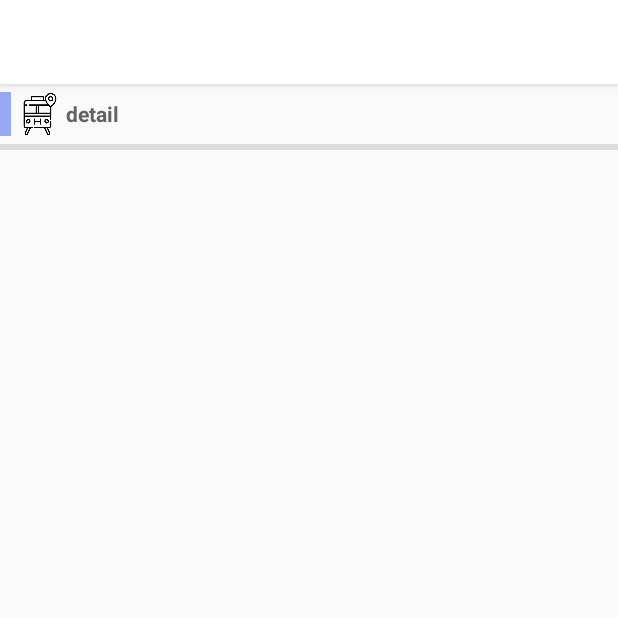
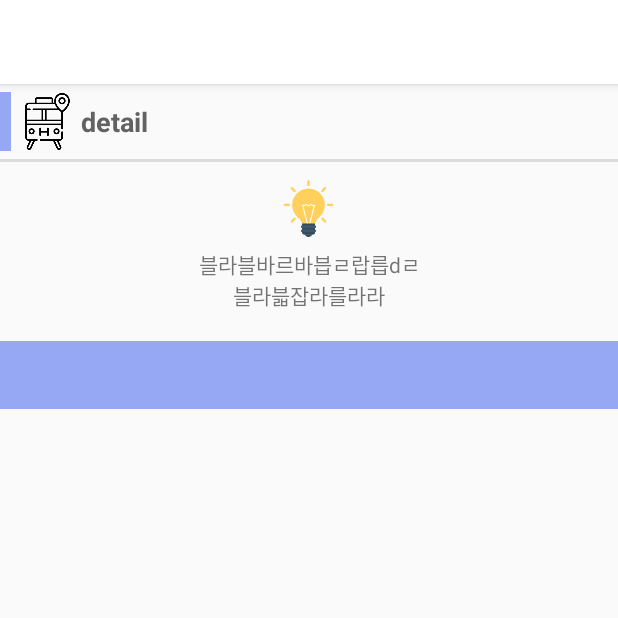
Before and after one commit to JeonHyungJin/K-Hack, an Android app: the fragment CategoryDetailFragment shown on its own in the app's theme, on a phone screen of 412 x 824 dp, the top half of it. Run offline under Robolectric (Android 15) with nearby library versions, the light colour scheme and no system bars; 1 statement that could not run was skipped.

Commit message:
git error check

```diff
--- a/app/build.gradle
+++ b/app/build.gradle
@@ -29,5 +29,7 @@ dependencies {
     implementation 'com.google.firebase:firebase-core:16.0.1'
     implementation 'com.google.firebase:firebase-auth:16.0.2'
     implementation 'com.google.firebase:firebase-database:16.0.1'
+    implementation 'com.github.bumptech.glide:glide:4.7.1'
+    annotationProcessor 'com.github.bumptech.glide:compiler:4.7.1'
 }
 apply plugin: 'com.google.gms.google-services'
--- /dev/null
+++ b/app/src/main/java/com/example/qpdjg/all_for/Adater/CategoryDetailAdapter.java
@@ -0,0 +1,92 @@
+package com.example.qpdjg.all_for.Adater;
+
+import android.content.Context;
+import android.support.v4.content.ContextCompat;
+import android.view.LayoutInflater;
+import android.view.View;
+import android.view.ViewGroup;
+import android.widget.BaseAdapter;
+import android.widget.ImageView;
+import android.widget.TextView;
+
+import com.bumptech.glide.Glide;
+import com.example.qpdjg.all_for.Custom.CustomViewPager;
+import com.example.qpdjg.all_for.Item.CategoryDetailItem;
+import com.example.qpdjg.all_for.Item.CategoryItem;
+import com.example.qpdjg.all_for.R;
+
+import java.util.ArrayList;
+
+public class CategoryDetailAdapter extends BaseAdapter {
+    private LayoutInflater inflater;
+    private ArrayList<CategoryDetailItem> data;
+    private int layout;
+    Context context;
+    CustomViewPager viewPager;
+
+    public CategoryDetailAdapter(Context context, int layout, ArrayList<CategoryDetailItem> data, CustomViewPager viewPager){
+        this.context = context;
+        this.inflater=(LayoutInflater)context.getSystemService(Context.LAYOUT_INFLATER_SERVICE);
+        this.data=data;
+        this.layout=layout;
+        this.viewPager =viewPager;
+    }
+    @Override
+    public int getCount() {
+        return data.size();
+    }
+
+    @Override
+    public CategoryDetailItem getItem(int i) {
+        return data.get(i);
+    }
+
+    @Override
+    public long getItemId(int i) {
+        return 0;
+    }
+
+    @Override
+    public View getView(int i, View convertView, ViewGroup viewGroup) {
+        if(convertView==null) {
+            convertView = inflater.inflate(layout, viewGroup, false);
+        }
+        ImageView stars[]= new ImageView[5];
+
+        ImageView icon = convertView.findViewById(R.id.detail_item_icon);
+        TextView name = convertView.findViewById(R.id.detail_item_name);
+        TextView subname = convertView.findViewById(R.id.detail_item_subname);
+
+        stars[0] = convertView.findViewById(R.id.detail_item_star1);
+        stars[1] = convertView.findViewById(R.id.detail_item_star2);
+        stars[2] = convertView.findViewById(R.id.detail_item_star3);
+        stars[3] = convertView.findViewById(R.id.detail_item_star4);
+        stars[4] = convertView.findViewById(R.id.detail_item_star5);
+
+        Glide.with(convertView).load(data.get(i).getIcon()).into(icon);
+        name.setText(data.get(i).getAppname());
+        subname.setText(data.get(i).getSubname());
+
+        float rank=data.get(i).getRank();
+        for(int j =0; j < (int)(rank); ++j){
+            stars[j].setBackground(ContextCompat.getDrawable(context,R.drawable.star_full));
+        }
+        if(rank-(int)(rank)>0){
+            stars[(int)rank].setBackground(ContextCompat.getDrawable(context,R.drawable.star_half));
+        }
+
+        final String  toAppCall = data.get(i).getAppname();
+        convertView.setOnClickListener(new View.OnClickListener() {
+            @Override
+            public void onClick(View view) {
+                viewPager.setCurrentItem(4);
+                viewPager.getViewpagerAdapter().setAppCall(toAppCall);
+            }
+        });
+        return convertView;
+    }
+
+    public void setData(ArrayList<CategoryDetailItem> data) {
+        this.data = data;
+    }
+}
--- a/app/src/main/java/com/example/qpdjg/all_for/Fragment/CategoryDetailFragment.java
+++ b/app/src/main/java/com/example/qpdjg/all_for/Fragment/CategoryDetailFragment.java
@@ -6,13 +6,24 @@ import android.view.LayoutInflater;
 import android.view.View;
 import android.view.ViewGroup;
 import android.widget.LinearLayout;
+import android.widget.ListView;
 import android.widget.TextView;
+import android.widget.Toast;
 
+import com.example.qpdjg.all_for.Adater.CategoryDetailAdapter;
+import com.example.qpdjg.all_for.Custom.CustomViewPager;
+import com.example.qpdjg.all_for.Item.CategoryDetailItem;
 import com.example.qpdjg.all_for.R;
+
+import java.util.ArrayList;
 
 public class CategoryDetailFragment extends Fragment {
     String toCall;
     TextView detail;
+    ListView detail_list;
+    CustomViewPager viewPager;
+    CategoryDetailAdapter categoryDetailAdapter;
+    ArrayList<CategoryDetailItem> data  = new ArrayList<CategoryDetailItem>();
     @Override
     public void onCreate(Bundle savedInstanceState) {
         super.onCreate(savedInstanceState);
@@ -22,11 +33,35 @@ public class CategoryDetailFragment extends Fragment {
     public View onCreateView(LayoutInflater inflater, ViewGroup container, Bundle savedInstanceState) {
         LinearLayout linearLayout = (LinearLayout) inflater.inflate(R.layout.fragment_cataory_detail, container, false);
         detail = (TextView)linearLayout.findViewById(R.id.detail);
+        detail_list = (ListView)linearLayout.findViewById(R.id.detail_list);
+
+        categoryDetailAdapter = new CategoryDetailAdapter(getContext(),R.layout.item_detail,data,viewPager);
+        detail_list.setAdapter(categoryDetailAdapter);
         return linearLayout;
     }
 
     public void setToCall(String toCall) {
         this.toCall = toCall;
         detail.setText(toCall);
+
+        //////////////////////////data에 리스트 요소를 채워주세요//////////////////////////////
+        /*
+            toCall returns 대소문자 구별해야함
+            - transport
+            - restaurant
+            - delivery
+            - property
+            - travel
+        * */
+
+
+        //////////////////////////////////////////////////////////
+
+        categoryDetailAdapter.setData(data);
+        categoryDetailAdapter.notifyDataSetChanged();
     }
+    public void setViewPager(CustomViewPager viewPager) {
+        this.viewPager = viewPager;
+    }
+
 }
--- a/app/src/main/java/com/example/qpdjg/all_for/Item/CatagoryItem.java
+++ b/app/src/main/java/com/example/qpdjg/all_for/Item/CategoryItem.java
@@ -3,12 +3,12 @@ package com.example.qpdjg.all_for.Item;
 import android.content.Intent;
 import android.graphics.drawable.Drawable;
 
-public class CatagoryItem {
+public class CategoryItem {
     Drawable icon;
     String txt;
     String toCall;
 
-    public CatagoryItem(Drawable icon, String txt, String toCall) {
+    public CategoryItem(Drawable icon, String txt, String toCall) {
         this.icon = icon;
         this.txt = txt;
         this.toCall = toCall;
--- /dev/null
+++ b/app/src/main/res/layout/fragment_appview.xml
@@ -0,0 +1,6 @@
+<?xml version="1.0" encoding="utf-8"?>
+<LinearLayout
+    xmlns:android="http://schemas.android.com/apk/res/android" android:layout_width="match_parent"
+    android:layout_height="match_parent">
+
+</LinearLayout>
--- a/app/src/main/res/layout/fragment_cataory_detail.xml
+++ b/app/src/main/res/layout/fragment_cataory_detail.xml
@@ -1,51 +1,84 @@
 <?xml version="1.0" encoding="utf-8"?>
-<LinearLayout
-    xmlns:android="http://schemas.android.com/apk/res/android" android:layout_width="match_parent"
+<LinearLayout xmlns:android="http://schemas.android.com/apk/res/android"
+    android:layout_width="match_parent"
     android:layout_height="match_parent"
     android:orientation="vertical">
+
     <LinearLayout
         android:layout_width="match_parent"
-        android:layout_height="40dp"
-        android:orientation="horizontal"
-        android:gravity="center|left">
+        android:layout_height="50dp"
+        android:gravity="center|left"
+        android:orientation="horizontal">
+
         <LinearLayout
             android:layout_width="7dp"
             android:layout_height="match_parent"
+            android:layout_marginBottom="5dp"
             android:layout_marginTop="5dp"
-            android:layout_marginBottom="5dp"
-            android:background="@color/light_blue"/>
+            android:background="@color/light_blue" />
+
         <ImageView
             android:id="@+id/detail_icon"
-            android:layout_width="28dp"
-            android:layout_height="28dp"
+            android:layout_width="38dp"
+            android:layout_height="38dp"
             android:layout_marginLeft="5dp"
-            android:background="@drawable/transport_black"/>
+            android:background="@drawable/transport_black" />
+
         <TextView
             android:id="@+id/detail"
             android:layout_width="match_parent"
             android:layout_height="match_parent"
+            android:layout_marginLeft="3dp"
             android:gravity="center|left"
-            android:layout_marginLeft="3dp"
             android:text="detail"
             android:textColor="#626262"
-            android:textStyle="bold"/>
+            android:textSize="18dp"
+            android:textStyle="bold" />
     </LinearLayout>
+
     <LinearLayout
         android:layout_width="match_parent"
-        android:layout_height="4dp"
-        android:background="#DDDCDD"/>
-    <ScrollView
+        android:layout_height="2dp"
+        android:background="#DDDCDD" />
+
+    <LinearLayout
         android:layout_width="match_parent"
-        android:layout_height="match_parent">
+        android:layout_height="wrap_content"
+        android:layout_marginTop="12dp"
+        android:gravity="center"
+        android:orientation="vertical">
+
+        <ImageView
+            android:layout_width="38dp"
+            android:layout_height="38dp"
+            android:layout_marginBottom="8dp"
+            android:background="@drawable/idea" />
+
+        <TextView
+            android:id="@+id/detail_explain"
+            android:layout_width="match_parent"
+            android:layout_height="wrap_content"
+            android:gravity="center"
+            android:inputType="textMultiLine"
+            android:text="블라블바르바븝ㄹ랍릅dㄹ\n블라븗잡라를라라" />
+
         <LinearLayout
             android:layout_width="match_parent"
-            android:layout_height="wrap_content">
+            android:layout_height="45dp"
+            android:layout_marginTop="20dp"
+            android:background="@color/light_blue"></LinearLayout>
+    </LinearLayout>
 
+    <ListView
+        android:id="@+id/detail_list"
+        android:layout_width="match_parent"
+        android:layout_height="match_parent"
+        android:layout_marginTop="8dp"
+        android:scrollbars="none"
+        android:divider="#DDDCDD"
+        android:dividerHeight="2dp">
 
-        </LinearLayout>
-    </ScrollView>
-
-
+    </ListView>
 
 
 </LinearLayout>
```
Also changed, not shown: app/src/main/java/com/example/qpdjg/all_for/Activity/MainActivity.java (+31 -11 lines), app/src/main/java/com/example/qpdjg/all_for/Adater/CategoryAdapter.java (+4 -4 lines), app/src/main/java/com/example/qpdjg/all_for/Adater/ViewpagerAdapter.java (+9 -0 lines), app/src/main/java/com/example/qpdjg/all_for/Custom/BottomTab.java (+24 -18 lines), app/src/main/java/com/example/qpdjg/all_for/Fragment/CategoryFragment.java (+7 -7 lines), app/src/main/java/com/example/qpdjg/all_for/Fragment/ViewAppFragment.java (added, +28 -0 lines), app/src/main/java/com/example/qpdjg/all_for/Item/CategoryDetailItem.java (added, +33 -0 lines), app/src/main/java/com/example/qpdjg/all_for/Util/GetViewPagerPage.java (added, +13 -0 lines), app/src/main/res/layout/item_detail.xml (added, +100 -0 lines), app/src/main/res/drawable/next.png (added), app/src/main/res/drawable/star_full.png (added), app/src/main/res/drawable/star_half.png (added).
